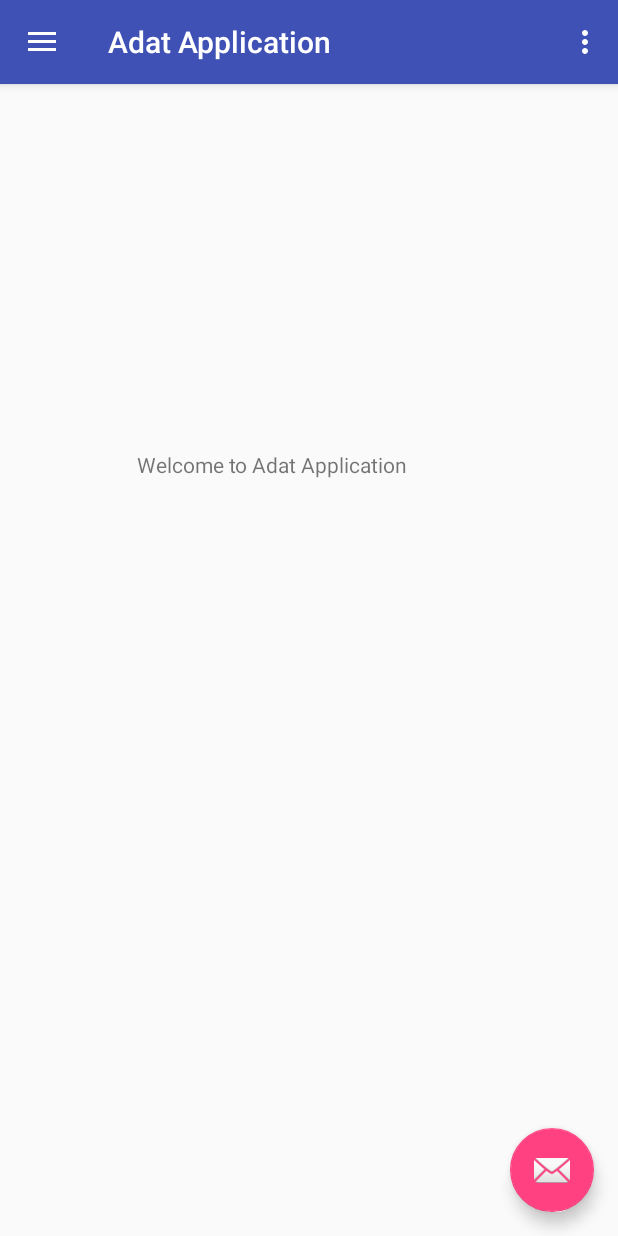
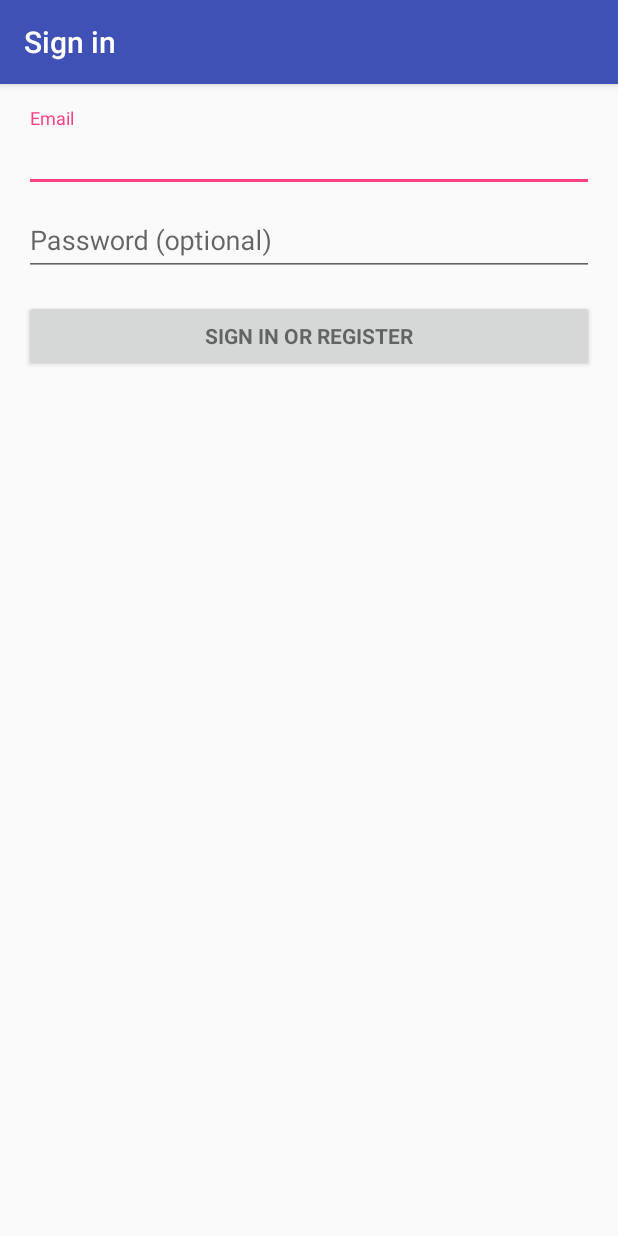
Before and after one commit to jaikumar88/Adat_Mobile, an Android app: the screen it shows after launch (MainActivity before the commit, LoginActivity after it), on a phone screen of 412 x 824 dp. Run offline under Robolectric (Android 15) with nearby library versions, the phone set to English and light mode, and no system bars; libraries missing offline, so code that uses them is left out: org.springframework.http, org.springframework.web; 2 statements that could not run were skipped.

Commit message:
Updated code

```diff
--- a/app/build.gradle
+++ b/app/build.gradle
@@ -3,7 +3,7 @@ apply plugin: 'com.android.application'
 android {
     compileSdkVersion 26
     defaultConfig {
-        applicationId "app.sps.com.adat2"
+        applicationId "app.sps.com.adat"
         minSdkVersion 15
         targetSdkVersion 26
         versionCode 1
--- a/app/src/main/java/app/sps/com/adat/AppUtil.java
+++ b/app/src/main/java/app/sps/com/adat/AppUtil.java
@@ -5,7 +5,7 @@ package app.sps.com.adat;
  */
 
 public interface AppUtil {
-    public  String host = "http://adatapp-adatapp.a3c1.starter-us-west-1.openshiftapps.com/StoreManagement/";
+    public  String host = "http://taxipro-taxi-proj.a3c1.starter-us-west-1.openshiftapps.com/TaxiManagement/";
     //public  String host = "http://192.168.43.63:8080/StoreManagement/";
     public  String transListUrl = host+"mTransList";
     public  String loginUrl = host+"mLogin";
--- /dev/null
+++ b/app/src/main/java/app/sps/com/adat/LoginActivity.java
@@ -0,0 +1,383 @@
+package app.sps.com.adat;
+
+import android.animation.Animator;
+import android.animation.AnimatorListenerAdapter;
+import android.annotation.TargetApi;
+import android.content.Intent;
+import android.content.pm.PackageManager;
+import android.support.annotation.NonNull;
+import android.support.design.widget.Snackbar;
+import android.support.v7.app.AppCompatActivity;
+import android.app.LoaderManager.LoaderCallbacks;
+
+import android.content.CursorLoader;
+import android.content.Loader;
+import android.database.Cursor;
+import android.net.Uri;
+import android.os.AsyncTask;
+
+import android.os.Build;
+import android.os.Bundle;
+import android.provider.ContactsContract;
+import android.text.TextUtils;
+import android.util.Log;
+import android.view.KeyEvent;
+import android.view.View;
+import android.view.View.OnClickListener;
+import android.view.inputmethod.EditorInfo;
+import android.widget.ArrayAdapter;
+import android.widget.AutoCompleteTextView;
+import android.widget.Button;
+import android.widget.EditText;
+import android.widget.TextView;
+
+import com.sps.model.Location;
+import com.sps.model.User;
+
+import org.springframework.http.ResponseEntity;
+import org.springframework.http.converter.json.MappingJackson2HttpMessageConverter;
+import org.springframework.web.client.RestTemplate;
+
+import java.util.ArrayList;
+import java.util.List;
+
+import app.sps.com.adat.R;
+
+import static android.Manifest.permission.READ_CONTACTS;
+
+/**
+ * A login screen that offers login via email/password.
+ */
+public class LoginActivity extends AppCompatActivity implements LoaderCallbacks<Cursor> {
+
+    /**
+     * Id to identity READ_CONTACTS permission request.
+     */
+    private static final int REQUEST_READ_CONTACTS = 0;
+
+    private User user = new User();
+    /**
+     * A dummy authentication store containing known user names and passwords.
+     * TODO: remove after connecting to a real authentication system.
+     */
+    private static final String[] DUMMY_CREDENTIALS = new String[]{
+            "foo@example.com:hello", "bar@example.com:world"
+    };
+    /**
+     * Keep track of the login task to ensure we can cancel it if requested.
+     */
+    private UserLoginTask mAuthTask = null;
+
+    // UI references.
+    private AutoCompleteTextView mEmailView;
+    private EditText mPasswordView;
+    private View mProgressView;
+    private View mLoginFormView;
+
+    @Override
+    protected void onCreate(Bundle savedInstanceState) {
+        super.onCreate(savedInstanceState);
+        setContentView(R.layout.activity_login);
+        // Set up the login form.
+        mEmailView = (AutoCompleteTextView) findViewById(R.id.email);
+        populateAutoComplete();
+
+        mPasswordView = (EditText) findViewById(R.id.password);
+        mPasswordView.setOnEditorActionListener(new TextView.OnEditorActionListener() {
+            @Override
+            public boolean onEditorAction(TextView textView, int id, KeyEvent keyEvent) {
+                if (id == EditorInfo.IME_ACTION_DONE || id == EditorInfo.IME_NULL) {
+                    attemptLogin();
+                    return true;
+                }
+                return false;
+            }
+        });
+
+        Button mEmailSignInButton = (Button) findViewById(R.id.email_sign_in_button);
+        mEmailSignInButton.setOnClickListener(new OnClickListener() {
+            @Override
+            public void onClick(View view) {
+                attemptLogin();
+
+            }
+        });
+
+        mLoginFormView = findViewById(R.id.login_form);
+        mProgressView = findViewById(R.id.login_progress);
+    }
+
+    private void populateAutoComplete() {
+        if (!mayRequestContacts()) {
+            return;
+        }
+
+        getLoaderManager().initLoader(0, null, this);
+    }
+
+    private boolean mayRequestContacts() {
+        if (Build.VERSION.SDK_INT < Build.VERSION_CODES.M) {
+            return true;
+        }
+        if (checkSelfPermission(READ_CONTACTS) == PackageManager.PERMISSION_GRANTED) {
+            return true;
+        }
+        if (shouldShowRequestPermissionRationale(READ_CONTACTS)) {
+            Snackbar.make(mEmailView, R.string.permission_rationale, Snackbar.LENGTH_INDEFINITE)
+                    .setAction(android.R.string.ok, new View.OnClickListener() {
+                        @Override
+                        @TargetApi(Build.VERSION_CODES.M)
+                        public void onClick(View v) {
+                            requestPermissions(new String[]{READ_CONTACTS}, REQUEST_READ_CONTACTS);
+                        }
+                    });
+        } else {
+            requestPermissions(new String[]{READ_CONTACTS}, REQUEST_READ_CONTACTS);
+        }
+        return false;
+    }
+
+    /**
+     * Callback received when a permissions request has been completed.
+     */
+    @Override
+    public void onRequestPermissionsResult(int requestCode, @NonNull String[] permissions,
+                                           @NonNull int[] grantResults) {
+        if (requestCode == REQUEST_READ_CONTACTS) {
+            if (grantResults.length == 1 && grantResults[0] == PackageManager.PERMISSION_GRANTED) {
+                populateAutoComplete();
+            }
+        }
+    }
+
+
+    /**
+     * Attempts to sign in or register the account specified by the login form.
+     * If there are form errors (invalid email, missing fields, etc.), the
+     * errors are presented and no actual login attempt is made.
+     */
+    private void attemptLogin() {
+        if (mAuthTask != null) {
+            return;
+        }
+
+
+        // Reset errors.
+        mEmailView.setError(null);
+        mPasswordView.setError(null);
+
+        // Store values at the time of the login attempt.
+        String email = mEmailView.getText().toString();
+        String password = mPasswordView.getText().toString();
+        user.setSsoId(email);
+        user.setPassword(password);
+        boolean cancel = false;
+        View focusView = null;
+
+        // Check for a valid password, if the user entered one.
+      /*  if (!TextUtils.isEmpty(password) && !isPasswordValid(password)) {
+            mPasswordView.setError(getString(R.string.error_invalid_password));
+            focusView = mPasswordView;
+            cancel = true;
+        }*/
+
+        // Check for a valid email address.
+       /* if (TextUtils.isEmpty(email)) {
+            mEmailView.setError(getString(R.string.error_field_required));
+            focusView = mEmailView;
+            cancel = true;
+        } else if (!isEmailValid(email)) {
+            mEmailView.setError(getString(R.string.error_invalid_email));
+            focusView = mEmailView;
+            cancel = true;
+        }*/
+
+        if (cancel) {
+            // There was an error; don't attempt login and focus the first
+            // form field with an error.
+            focusView.requestFocus();
+        } else {
+            // Show a progress spinner, and kick off a background task to
+            // perform the user login attempt.
+            showProgress(true);
+            mAuthTask = new UserLoginTask(email, password);
+            mAuthTask.execute((Void) null);
+        }
+    }
+
+    private boolean isEmailValid(String email) {
+        //TODO: Replace this with your own logic
+        return email.contains("@");
+    }
+
+    private boolean isPasswordValid(String password) {
+        //TODO: Replace this with your own logic
+        return password.length() > 4;
+    }
+
+    /**
+     * Shows the progress UI and hides the login form.
+     */
+    @TargetApi(Build.VERSION_CODES.HONEYCOMB_MR2)
+    private void showProgress(final boolean show) {
+        // On Honeycomb MR2 we have the ViewPropertyAnimator APIs, which allow
+        // for very easy animations. If available, use these APIs to fade-in
+        // the progress spinner.
+        if (Build.VERSION.SDK_INT >= Build.VERSION_CODES.HONEYCOMB_MR2) {
+            int shortAnimTime = getResources().getInteger(android.R.integer.config_shortAnimTime);
+
+            mLoginFormView.setVisibility(show ? View.GONE : View.VISIBLE);
+            mLoginFormView.animate().setDuration(shortAnimTime).alpha(
+                    show ? 0 : 1).setListener(new AnimatorListenerAdapter() {
+                @Override
+                public void onAnimationEnd(Animator animation) {
+                    mLoginFormView.setVisibility(show ? View.GONE : View.VISIBLE);
+                }
+            });
+
+            mProgressView.setVisibility(show ? View.VISIBLE : View.GONE);
+            mProgressView.animate().setDuration(shortAnimTime).alpha(
+                    show ? 1 : 0).setListener(new AnimatorListenerAdapter() {
+                @Override
+                public void onAnimationEnd(Animator animation) {
+                    mProgressView.setVisibility(show ? View.VISIBLE : View.GONE);
+                }
+            });
+        } else {
+            // The ViewPropertyAnimator APIs are not available, so simply show
+            // and hide the relevant UI components.
+            mProgressView.setVisibility(show ? View.VISIBLE : View.GONE);
+            mLoginFormView.setVisibility(show ? View.GONE : View.VISIBLE);
+        }
+    }
+
+    @Override
+    public Loader<Cursor> onCreateLoader(int i, Bundle bundle) {
+        return new CursorLoader(this,
+                // Retrieve data rows for the device user's 'profile' contact.
+                Uri.withAppendedPath(ContactsContract.Profile.CONTENT_URI,
+                        ContactsContract.Contacts.Data.CONTENT_DIRECTORY), ProfileQuery.PROJECTION,
+
+                // Select only email addresses.
+                ContactsContract.Contacts.Data.MIMETYPE +
+                        " = ?", new String[]{ContactsContract.CommonDataKinds.Email
+                .CONTENT_ITEM_TYPE},
+
+                // Show primary email addresses first. Note that there won't be
+                // a primary email address if the user hasn't specified one.
+                ContactsContract.Contacts.Data.IS_PRIMARY + " DESC");
+    }
+
+    @Override
+    public void onLoadFinished(Loader<Cursor> cursorLoader, Cursor cursor) {
+        List<String> emails = new ArrayList<>();
+        cursor.moveToFirst();
+        while (!cursor.isAfterLast()) {
+            emails.add(cursor.getString(ProfileQuery.ADDRESS));
+            cursor.moveToNext();
+        }
+
+        addEmailsToAutoComplete(emails);
+    }
+
+    @Override
+    public void onLoaderReset(Loader<Cursor> cursorLoader) {
+
+    }
+
+    private void addEmailsToAutoComplete(List<String> emailAddressCollection) {
+        //Create adapter to tell the AutoCompleteTextView what to show in its dropdown list.
+        ArrayAdapter<String> adapter =
+                new ArrayAdapter<>(LoginActivity.this,
+                        android.R.layout.simple_dropdown_item_1line, emailAddressCollection);
+
+        mEmailView.setAdapter(adapter);
+    }
+
+
+    private interface ProfileQuery {
+        String[] PROJECTION = {
+                ContactsContract.CommonDataKinds.Email.ADDRESS,
+                ContactsContract.CommonDataKinds.Email.IS_PRIMARY,
+        };
+
+        int ADDRESS = 0;
+        int IS_PRIMARY = 1;
+    }
+
+    /**
+     * Represents an asynchronous login/registration task used to authenticate
+     * the user.
+     */
+    public class UserLoginTask extends AsyncTask<Void, Void, Boolean> {
+
+        private final String mEmail;
+        private final String mPassword;
+
+        UserLoginTask(String email, String password) {
+            mEmail = email;
+            mPassword = password;
+        }
+
+        @Override
+        protected Boolean doInBackground(Void... params) {
+            // TODO: attempt authentication against a network service.
+            try {
+
+                RestTemplate restTemplate = new RestTemplate();
+                restTemplate.getMessageConverters().add(new MappingJackson2HttpMessageConverter());
+
+                ResponseEntity<User> responseEntity = restTemplate.postForEntity(AppUtil.loginUrl,user, User.class);
+                User user = responseEntity.getBody();
+                if(user != null){
+                    Intent intent = new Intent(LoginActivity.this,
+                            MainActivity.class);
+                    startActivity(intent);
+                    return true;
+                } else {
+                    return false;
+                }
+            } catch (Exception e) {
+                e.printStackTrace();
+                Log.e("NewCustomerActivity", e.getMessage(), e);
+            }
+
+            try {
+                // Simulate network access.
+                Thread.sleep(2000);
+            } catch (InterruptedException e) {
+                return false;
+            }
+
+            for (String credential : DUMMY_CREDENTIALS) {
+                String[] pieces = credential.split(":");
+                if (pieces[0].equals(mEmail)) {
+                    // Account exists, return true if the password matches.
+                    return pieces[1].equals(mPassword);
+                }
+            }
+
+            // TODO: register the new account here.
+            return true;
+        }
+
+        @Override
+        protected void onPostExecute(final Boolean success) {
+            mAuthTask = null;
+            showProgress(false);
+
+            if (success) {
+                finish();
+            } else {
+                mPasswordView.setError(getString(R.string.error_incorrect_password));
+                mPasswordView.requestFocus();
+            }
+        }
+
+        @Override
+        protected void onCancelled() {
+            mAuthTask = null;
+            showProgress(false);
+        }
+    }
+}
--- a/app/src/main/java/app/sps/com/adat/MainActivity.java
+++ b/app/src/main/java/app/sps/com/adat/MainActivity.java
@@ -114,6 +114,10 @@ public class MainActivity extends AppCompatActivity
 
         } else if (id == R.id.nav_send) {
 
+        } else if (id == R.id.logout) {
+            Intent intent = new Intent(MainActivity.this,
+                    LoginActivity.class);
+            startActivity(intent);
         }
 
         DrawerLayout drawer = (DrawerLayout) findViewById(R.id.drawer_layout);
--- /dev/null
+++ b/app/src/main/res/layout/activity_login.xml
@@ -0,0 +1,77 @@
+<LinearLayout xmlns:android="http://schemas.android.com/apk/res/android"
+    xmlns:tools="http://schemas.android.com/tools"
+    android:layout_width="match_parent"
+    android:layout_height="match_parent"
+    android:gravity="center_horizontal"
+    android:orientation="vertical"
+    android:paddingBottom="@dimen/activity_vertical_margin"
+    android:paddingLeft="@dimen/activity_horizontal_margin"
+    android:paddingRight="@dimen/activity_horizontal_margin"
+    android:paddingTop="@dimen/activity_vertical_margin"
+    tools:context="app.sps.com.adat.LoginActivity">
+
+    <!-- Login progress -->
+    <ProgressBar
+        android:id="@+id/login_progress"
+        style="?android:attr/progressBarStyleLarge"
+        android:layout_width="wrap_content"
+        android:layout_height="wrap_content"
+        android:layout_marginBottom="8dp"
+        android:visibility="gone" />
+
+    <ScrollView
+        android:id="@+id/login_form"
+        android:layout_width="match_parent"
+        android:layout_height="match_parent">
+
+        <LinearLayout
+            android:id="@+id/email_login_form"
+            android:layout_width="match_parent"
+            android:layout_height="wrap_content"
+            android:orientation="vertical">
+
+            <android.support.design.widget.TextInputLayout
+                android:layout_width="match_parent"
+                android:layout_height="wrap_content">
+
+                <AutoCompleteTextView
+                    android:id="@+id/email"
+                    android:layout_width="match_parent"
+                    android:layout_height="wrap_content"
+                    android:hint="@string/prompt_email"
+                    android:inputType="textEmailAddress"
+                    android:maxLines="1"
+                    android:singleLine="true" />
+
+            </android.support.design.widget.TextInputLayout>
+
+            <android.support.design.widget.TextInputLayout
+                android:layout_width="match_parent"
+                android:layout_height="wrap_content">
+
+                <EditText
+                    android:id="@+id/password"
+                    android:layout_width="match_parent"
+                    android:layout_height="wrap_content"
+                    android:hint="@string/prompt_password"
+                    android:imeActionId="6"
+                    android:imeActionLabel="@string/action_sign_in_short"
+                    android:imeOptions="actionUnspecified"
+                    android:inputType="textPassword"
+                    android:maxLines="1"
+                    android:singleLine="true" />
+
+            </android.support.design.widget.TextInputLayout>
+
+            <Button
+                android:id="@+id/email_sign_in_button"
+                style="?android:textAppearanceSmall"
+                android:layout_width="match_parent"
+                android:layout_height="wrap_content"
+                android:layout_marginTop="16dp"
+                android:text="@string/action_sign_in"
+                android:textStyle="bold" />
+
+        </LinearLayout>
+    </ScrollView>
+</LinearLayout>
--- a/app/src/main/res/layout/fragment_list.xml
+++ b/app/src/main/res/layout/fragment_list.xml
@@ -10,8 +10,8 @@
 
     <ListView
         android:id="@+id/list"
-        android:layout_width="wrap_content"
-        android:layout_height="wrap_content"
+        android:layout_width="match_parent"
+        android:layout_height="match_parent"
         />
 
 </LinearLayout>
--- a/app/src/main/res/menu/activity_main_drawer.xml
+++ b/app/src/main/res/menu/activity_main_drawer.xml
@@ -48,5 +48,10 @@
                 android:title="Send" />
         </menu>
     </item>
+    <item android:id="@+id/logout"
+        android:icon="@drawable/ic_mr_button_grey"
+        android:title="Logout"
+        >
 
+    </item>
 </menu>
--- a/app/src/main/res/values/strings.xml
+++ b/app/src/main/res/values/strings.xml
@@ -25,5 +25,19 @@
         <item>Close</item>
 
     </string-array>
+    <string name="title_activity_login">Sign in</string>
+
+    <!-- Strings related to login -->
+    <string name="prompt_email">Email</string>
+    <string name="prompt_password">Password (optional)</string>
+    <string name="action_sign_in">Sign in or register</string>
+    <string name="action_sign_in_short">Sign in</string>
+    <string name="error_invalid_email">This email address is invalid</string>
+    <string name="error_invalid_password">This password is too short</string>
+    <string name="error_incorrect_password">This password is incorrect</string>
+    <string name="error_field_required">This field is required</string>
+    <string name="permission_rationale">"Contacts permissions are needed for providing email
+        completions."
+    </string>
 
 </resources>
```
Also changed, not shown: app/src/main/AndroidManifest.xml (+22 -15 lines).
